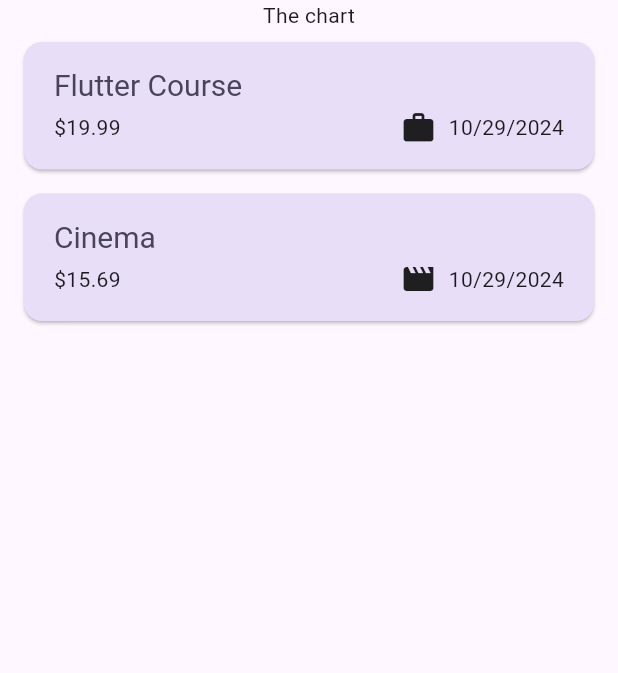
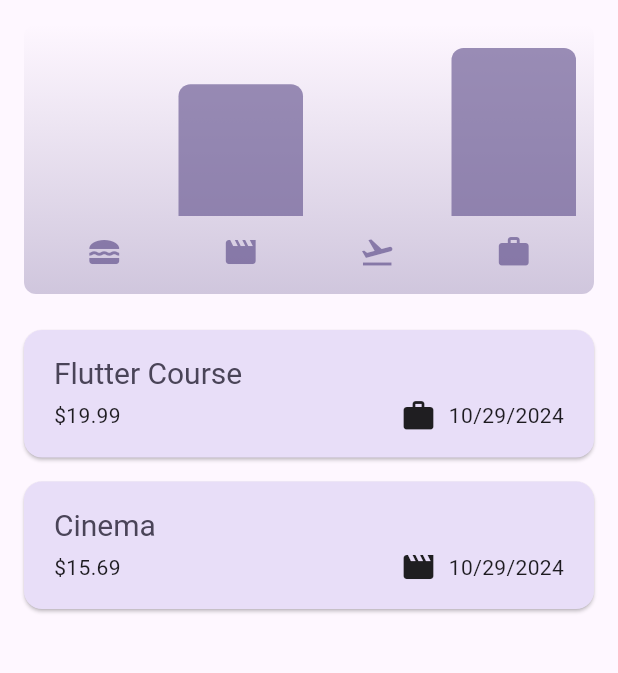
Before and after one commit to Bureau536/expense_tracker, a Flutter app: the screen it shows after launch, on a phone screen of 412 x 824 dp, the part 84-757 px from its top. Run offline on Flutter 3.47's test engine with Material 3 defaults, Android fonts, the phone set to English and light mode, and no system bars.

Commit message:
Lesson 132
Added chart and Chart_bar (Expenses average graphic)

```diff
--- a/lib/models/expense.dart
+++ b/lib/models/expense.dart
@@ -32,9 +32,34 @@ class Expense {
   final String title;
   final double amount;
   final DateTime date;
-  final Category category;
+  Category category;
 
   String get formattedDate {
     return formatter.format(date);
   }
 }
+
+class ExpenseBucket {
+  const ExpenseBucket({
+    required this.category,
+    required this.expenses,
+  });
+
+  ExpenseBucket.forCategory(List<Expense> allExpenses, this.category)
+      : expenses = allExpenses
+            .where((expense) => expense.category == category)
+            .toList();
+
+  final Category category;
+  final List<Expense> expenses;
+
+  double get totalExpenses {
+    double sum = 0;
+
+    for (final expense in expenses) {
+      sum += expense.amount;
+    }
+
+    return sum;
+  }
+}
--- /dev/null
+++ b/lib/widgets/chart/chart_bar.dart
@@ -0,0 +1 @@
+// TODO Implement this library.
--- /dev/null
+++ b/lib/widgets/charts/chart.dart
@@ -0,0 +1,94 @@
+import 'package:expense_tracker/widgets/charts/chart_bar.dart';
+import 'package:flutter/material.dart';
+import 'package:expense_tracker/models/expense.dart';
+
+class Chart extends StatelessWidget {
+  const Chart({super.key, required this.expenses});
+
+  final List<Expense> expenses;
+
+  List<ExpenseBucket> get buckets {
+    return [
+      ExpenseBucket.forCategory(expenses, Category.food),
+      ExpenseBucket.forCategory(expenses, Category.leisure),
+      ExpenseBucket.forCategory(expenses, Category.travel),
+      ExpenseBucket.forCategory(expenses, Category.work),
+    ];
+  }
+
+  double get maxTotalExpense {
+    double maxTotalExpense = 0;
+
+    for (final bucket in buckets) {
+      if (bucket.totalExpenses > maxTotalExpense) {
+        maxTotalExpense = bucket.totalExpenses;
+      }
+    }
+
+    return maxTotalExpense;
+  }
+
+  @override
+  Widget build(BuildContext context) {
+    final isDarkMode =
+        MediaQuery.of(context).platformBrightness == Brightness.dark;
+    return Container(
+      margin: const EdgeInsets.all(16),
+      padding: const EdgeInsets.symmetric(
+        vertical: 16,
+        horizontal: 8,
+      ),
+      width: double.infinity,
+      height: 180,
+      decoration: BoxDecoration(
+        borderRadius: BorderRadius.circular(8),
+        gradient: LinearGradient(
+          colors: [
+            Theme.of(context).colorScheme.primary.withOpacity(0.3),
+            Theme.of(context).colorScheme.primary.withOpacity(0.0)
+          ],
+          begin: Alignment.bottomCenter,
+          end: Alignment.topCenter,
+        ),
+      ),
+      child: Column(
+        children: [
+          Expanded(
+            child: Row(
+              crossAxisAlignment: CrossAxisAlignment.end,
+              children: [
+                for (final bucket in buckets) // alternative to map()
+                  ChartBar(
+                    fill: bucket.totalExpenses == 0
+                        ? 0
+                        : bucket.totalExpenses / maxTotalExpense,
+                  )
+              ],
+            ),
+          ),
+          const SizedBox(height: 12),
+          Row(
+            children: buckets
+                .map(
+                  (bucket) => Expanded(
+                    child: Padding(
+                      padding: const EdgeInsets.symmetric(horizontal: 4),
+                      child: Icon(
+                        categoryIcons[bucket.category],
+                        color: isDarkMode
+                            ? Theme.of(context).colorScheme.secondary
+                            : Theme.of(context)
+                                .colorScheme
+                                .primary
+                                .withOpacity(0.7),
+                      ),
+                    ),
+                  ),
+                )
+                .toList(),
+          )
+        ],
+      ),
+    );
+  }
+}
--- /dev/null
+++ b/lib/widgets/charts/chart_bar.dart
@@ -0,0 +1,34 @@
+import 'package:flutter/material.dart';
+
+class ChartBar extends StatelessWidget {
+  const ChartBar({
+    super.key,
+    required this.fill,
+  });
+
+  final double fill;
+
+  @override
+  Widget build(BuildContext context) {
+    final isDarkMode =
+        MediaQuery.of(context).platformBrightness == Brightness.dark;
+    return Expanded(
+      child: Padding(
+        padding: const EdgeInsets.symmetric(horizontal: 4),
+        child: FractionallySizedBox(
+          heightFactor: fill,
+          child: DecoratedBox(
+            decoration: BoxDecoration(
+              shape: BoxShape.rectangle,
+              borderRadius:
+                  const BorderRadius.vertical(top: Radius.circular(8)),
+              color: isDarkMode
+                  ? Theme.of(context).colorScheme.secondary
+                  : Theme.of(context).colorScheme.primary.withOpacity(0.65),
+            ),
+          ),
+        ),
+      ),
+    );
+  }
+}
--- a/lib/widgets/expenses.dart
+++ b/lib/widgets/expenses.dart
@@ -1,3 +1,4 @@
+import 'package:expense_tracker/widgets/charts/chart.dart';
 import 'package:expense_tracker/widgets/expenses_list/expenses_list.dart';
 import 'package:expense_tracker/models/expense.dart';
 import 'package:expense_tracker/widgets/new_expense.dart';
@@ -89,7 +90,7 @@ class _ExpensesState extends State<Expenses> {
       ),
       body: Column(
         children: [
-          const Text('The chart'),
+          Chart(expenses: _registeredExpenses),
           Expanded(
             child: mainContent,
           ),
```
